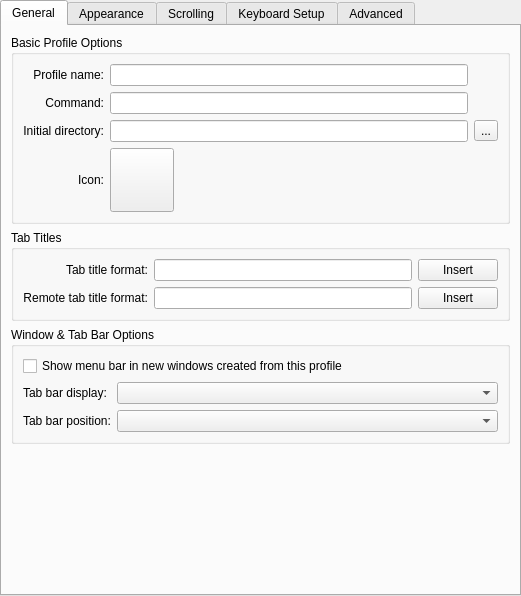
This is src/EditProfileDialog.ui in KDE/konsole as Qt 5 draws it before an edit. The edited form follows.
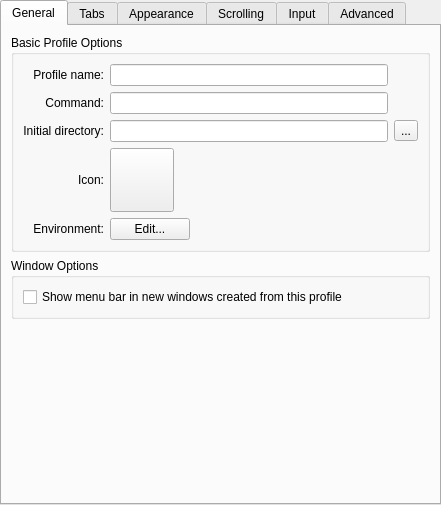
This is the edited form. Custom widgets are drawn as their Qt base class.

Commit message: Save and load environment variables as part of the profile.  Defaults to just 'TERM=xterm'.  Allow editing of the environment in the profile editor (not just the TERM variable).  Separate out the tab-related options into their own tab in the profile editor and rename 'Keyboard Setup' to 'Input' as that seems a more obvious name.

```diff
--- a/src/EditProfileDialog.ui
+++ b/src/EditProfileDialog.ui
@@ -5,8 +5,8 @@
    <rect>
     <x>0</x>
     <y>0</y>
-    <width>521</width>
-    <height>596</height>
+    <width>441</width>
+    <height>505</height>
    </rect>
   </property>
   <property name="windowTitle" >
@@ -165,15 +165,80 @@
             </property>
             <property name="sizeHint" >
              <size>
-              <width>40</width>
+              <width>20</width>
               <height>20</height>
              </size>
             </property>
            </spacer>
           </item>
+          <item row="4" column="0" >
+           <widget class="QLabel" name="environmentLabel" >
+            <property name="text" >
+             <string>Environment:</string>
+            </property>
+            <property name="alignment" >
+             <set>Qt::AlignRight|Qt::AlignTrailing|Qt::AlignVCenter</set>
+            </property>
+           </widget>
+          </item>
+          <item row="4" column="1" >
+           <widget class="QPushButton" name="environmentEditButton" >
+            <property name="text" >
+             <string>Edit...</string>
+            </property>
+           </widget>
+          </item>
          </layout>
         </widget>
        </item>
+       <item>
+        <widget class="QGroupBox" name="groupBox_12" >
+         <property name="title" >
+          <string>Window Options</string>
+         </property>
+         <property name="flat" >
+          <bool>true</bool>
+         </property>
+         <layout class="QVBoxLayout" >
+          <item>
+           <widget class="QCheckBox" name="showMenuBarButton" >
+            <property name="sizePolicy" >
+             <sizepolicy vsizetype="Fixed" hsizetype="Expanding" >
+              <horstretch>0</horstretch>
+              <verstretch>0</verstretch>
+             </sizepolicy>
+            </property>
+            <property name="toolTip" >
+             <string>Show or hide the menu bar in terminal windows using this profile</string>
+            </property>
+            <property name="text" >
+             <string>Show menu bar in new windows created from this profile</string>
+            </property>
+           </widget>
+          </item>
+         </layout>
+        </widget>
+       </item>
+       <item>
+        <spacer>
+         <property name="orientation" >
+          <enum>Qt::Vertical</enum>
+         </property>
+         <property name="sizeHint" >
+          <size>
+           <width>20</width>
+           <height>20</height>
+          </size>
+         </property>
+        </spacer>
+       </item>
+      </layout>
+     </widget>
+     <widget class="QWidget" name="tabsTab" >
+      <attribute name="title" >
+       <string>Tabs</string>
+      </attribute>
+      <layout class="QVBoxLayout" >
        <item>
         <widget class="QGroupBox" name="groupBox_5" >
          <property name="title" >
@@ -243,28 +308,12 @@
        <item>
         <widget class="QGroupBox" name="groupBox_2" >
          <property name="title" >
-          <string>Window &amp;&amp; Tab Bar Options</string>
+          <string>Tab Bar Options</string>
          </property>
          <property name="flat" >
           <bool>true</bool>
          </property>
          <layout class="QGridLayout" >
-          <item row="0" column="0" colspan="2" >
-           <widget class="QCheckBox" name="showMenuBarButton" >
-            <property name="sizePolicy" >
-             <sizepolicy vsizetype="Fixed" hsizetype="Expanding" >
-              <horstretch>0</horstretch>
-              <verstretch>0</verstretch>
-             </sizepolicy>
-            </property>
-            <property name="toolTip" >
-             <string>Show or hide the menu bar in terminal windows using this profile</string>
-            </property>
-            <property name="text" >
-             <string>Show menu bar in new windows created from this profile</string>
-            </property>
-           </widget>
-          </item>
           <item row="1" column="0" >
            <widget class="QLabel" name="label_12" >
             <property name="text" >
@@ -309,8 +358,8 @@
          </property>
          <property name="sizeHint" >
           <size>
-           <width>95</width>
-           <height>20</height>
+           <width>20</width>
+           <height>40</height>
           </size>
          </property>
         </spacer>
@@ -664,7 +713,7 @@
      </widget>
      <widget class="QWidget" name="keyboardTab" >
       <attribute name="title" >
-       <string>Keyboard Setup</string>
+       <string>Input</string>
       </attribute>
       <layout class="QVBoxLayout" >
        <item>
```
Left out of the diff: 3 changed lines with no effect on the pictures. The commit also changes 8 other files.
